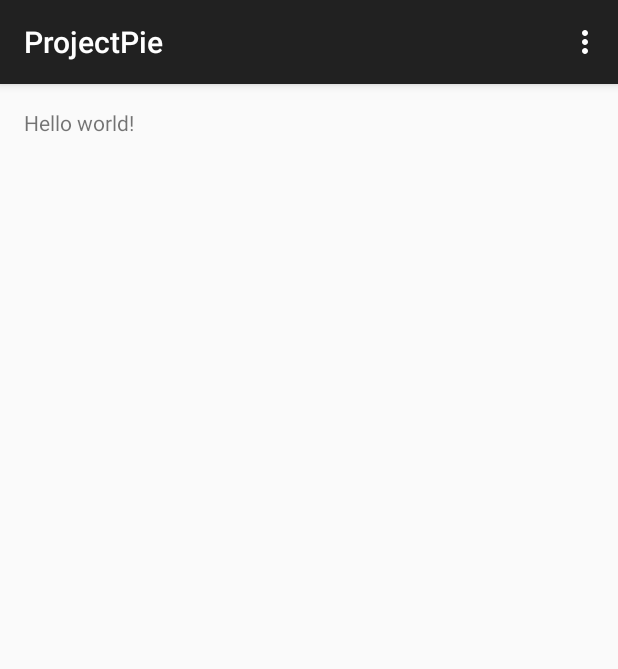
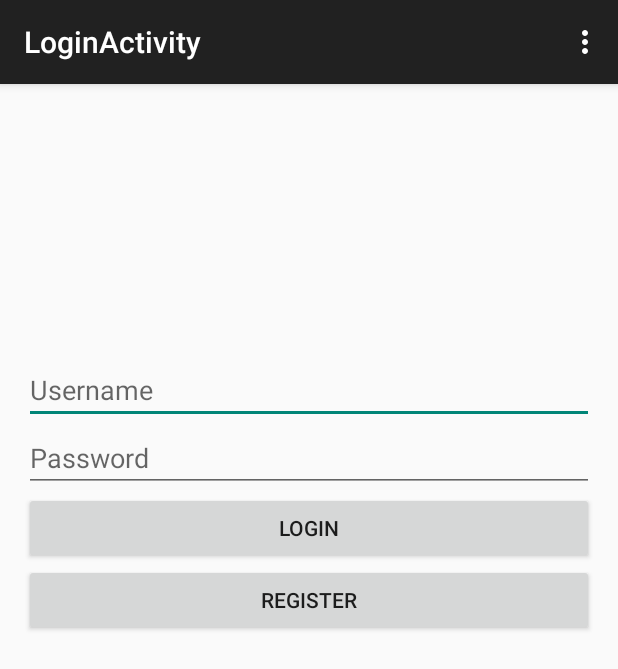
Before and after one commit to VilsonLu/ProjectPie, an Android app: the screen it shows after launch (MainActivity before the commit, LoginActivity after it), on a phone screen of 412 x 824 dp. Shown: the top 669 px of the screen. Run offline under Robolectric (Android 15) with nearby library versions, the phone set to English and light mode, and no system bars.

Commit message:
Added login page and register page

```diff
--- /dev/null
+++ b/app/src/main/java/com/example/vilso/projectpie/LoginActivity.java
@@ -0,0 +1,59 @@
+package com.example.vilso.projectpie;
+
+import android.content.Intent;
+import android.support.v7.app.AppCompatActivity;
+import android.os.Bundle;
+import android.view.Menu;
+import android.view.MenuItem;
+import android.view.View;
+import android.widget.Button;
+import android.widget.EditText;
+
+public class LoginActivity extends AppCompatActivity {
+
+    private EditText txtUsername;
+    private EditText txtPassword;
+    private Button btnLogin;
+    private Button btnRegister;
+
+    @Override
+    protected void onCreate(Bundle savedInstanceState) {
+        super.onCreate(savedInstanceState);
+        setContentView(R.layout.activity_login);
+
+        txtUsername = (EditText) findViewById(R.id.txtUsername);
+        txtPassword = (EditText) findViewById(R.id.txtPassword);
+        btnLogin = (Button) findViewById(R.id.btnLogin);
+        btnRegister = (Button) findViewById(R.id.btnRegister);
+        btnRegister.setOnClickListener(new View.OnClickListener() {
+            @Override
+            public void onClick(View v) {
+                Intent i = new Intent(getApplicationContext(), RegisterActivity.class);
+
+            }
+        });
+
+    }
+
+    @Override
+    public boolean onCreateOptionsMenu(Menu menu) {
+        // Inflate the menu; this adds items to the action bar if it is present.
+        getMenuInflater().inflate(R.menu.menu_login, menu);
+        return true;
+    }
+
+    @Override
+    public boolean onOptionsItemSelected(MenuItem item) {
+        // Handle action bar item clicks here. The action bar will
+        // automatically handle clicks on the Home/Up button, so long
+        // as you specify a parent activity in AndroidManifest.xml.
+        int id = item.getItemId();
+
+        //noinspection SimplifiableIfStatement
+        if (id == R.id.action_settings) {
+            return true;
+        }
+
+        return super.onOptionsItemSelected(item);
+    }
+}
--- /dev/null
+++ b/app/src/main/res/layout/activity_login.xml
@@ -0,0 +1,47 @@
+<RelativeLayout xmlns:android="http://schemas.android.com/apk/res/android"
+    xmlns:tools="http://schemas.android.com/tools" android:layout_width="match_parent"
+    android:layout_height="match_parent" android:paddingLeft="@dimen/activity_horizontal_margin"
+    android:paddingRight="@dimen/activity_horizontal_margin"
+    android:paddingTop="@dimen/activity_vertical_margin"
+    android:paddingBottom="@dimen/activity_vertical_margin"
+    tools:context="com.example.vilso.projectpie.LoginActivity">
+
+    <EditText
+        android:layout_width="wrap_content"
+        android:layout_height="wrap_content"
+        android:id="@+id/txtUsername"
+        android:layout_alignParentTop="true"
+        android:layout_alignParentStart="true"
+        android:layout_marginTop="165dp"
+        android:layout_alignParentEnd="true"
+        android:hint="Username"/>
+
+    <EditText
+        android:layout_width="wrap_content"
+        android:layout_height="wrap_content"
+        android:inputType="textPassword"
+        android:ems="10"
+        android:id="@+id/txtPassword"
+        android:layout_below="@+id/txtUsername"
+        android:layout_alignParentStart="true"
+        android:layout_alignEnd="@+id/txtUsername"
+        android:hint="Password"/>
+
+    <Button
+        android:layout_width="wrap_content"
+        android:layout_height="wrap_content"
+        android:text="Login"
+        android:id="@+id/btnLogin"
+        android:layout_below="@+id/txtPassword"
+        android:layout_alignParentStart="true"
+        android:layout_alignEnd="@+id/txtPassword" />
+
+    <Button
+        android:layout_width="wrap_content"
+        android:layout_height="wrap_content"
+        android:text="Register"
+        android:id="@+id/btnRegister"
+        android:layout_below="@+id/btnLogin"
+        android:layout_alignParentStart="true"
+        android:layout_alignEnd="@+id/btnLogin" />
+</RelativeLayout>
--- /dev/null
+++ b/app/src/main/res/menu/menu_login.xml
@@ -0,0 +1,7 @@
+<menu xmlns:android="http://schemas.android.com/apk/res/android"
+    xmlns:app="http://schemas.android.com/apk/res-auto"
+    xmlns:tools="http://schemas.android.com/tools"
+    tools:context="com.example.vilso.projectpie.LoginActivity">
+    <item android:id="@+id/action_settings" android:title="@string/action_settings"
+        android:orderInCategory="100" app:showAsAction="never" />
+</menu>
--- a/app/src/main/res/values/strings.xml
+++ b/app/src/main/res/values/strings.xml
@@ -3,4 +3,6 @@
 
     <string name="hello_world">Hello world!</string>
     <string name="action_settings">Settings</string>
+    <string name="title_activity_login">LoginActivity</string>
+    <string name="title_activity_register">RegisterActivity</string>
 </resources>
```
Also changed, not shown: app/src/main/AndroidManifest.xml (+15 -2 lines), app/src/main/java/com/example/vilso/projectpie/RegisterActivity.java (added, +93 -0 lines), app/src/main/res/layout/activity_register.xml (added, +48 -0 lines), app/src/main/res/menu/menu_register.xml (added, +7 -0 lines).
